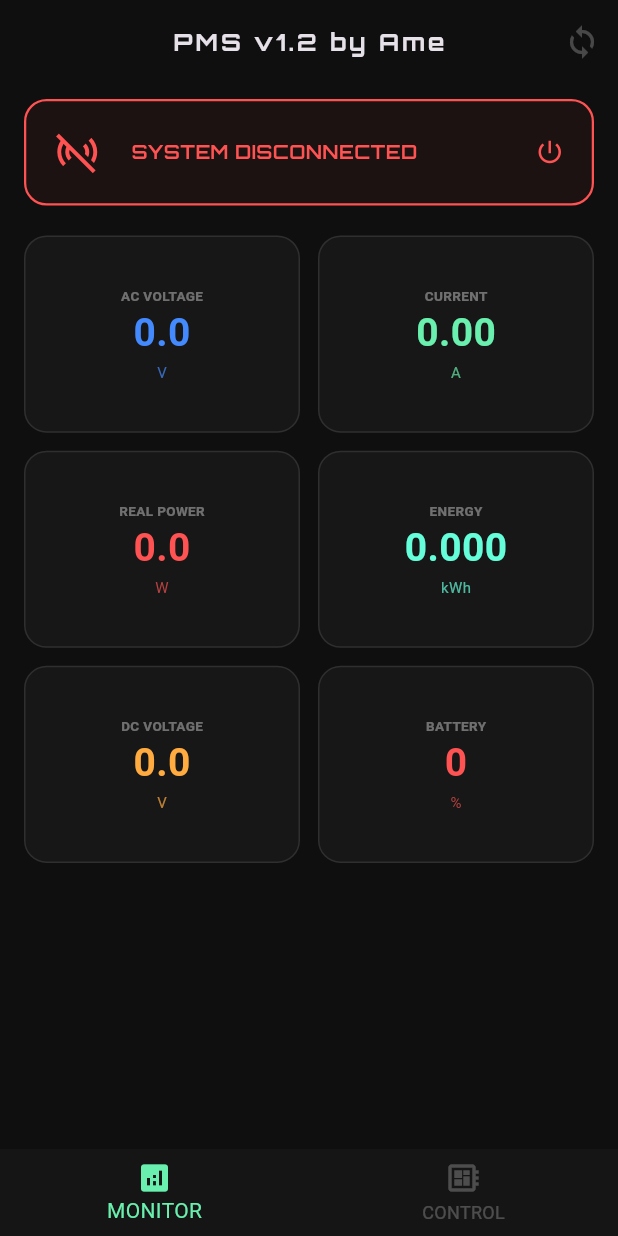
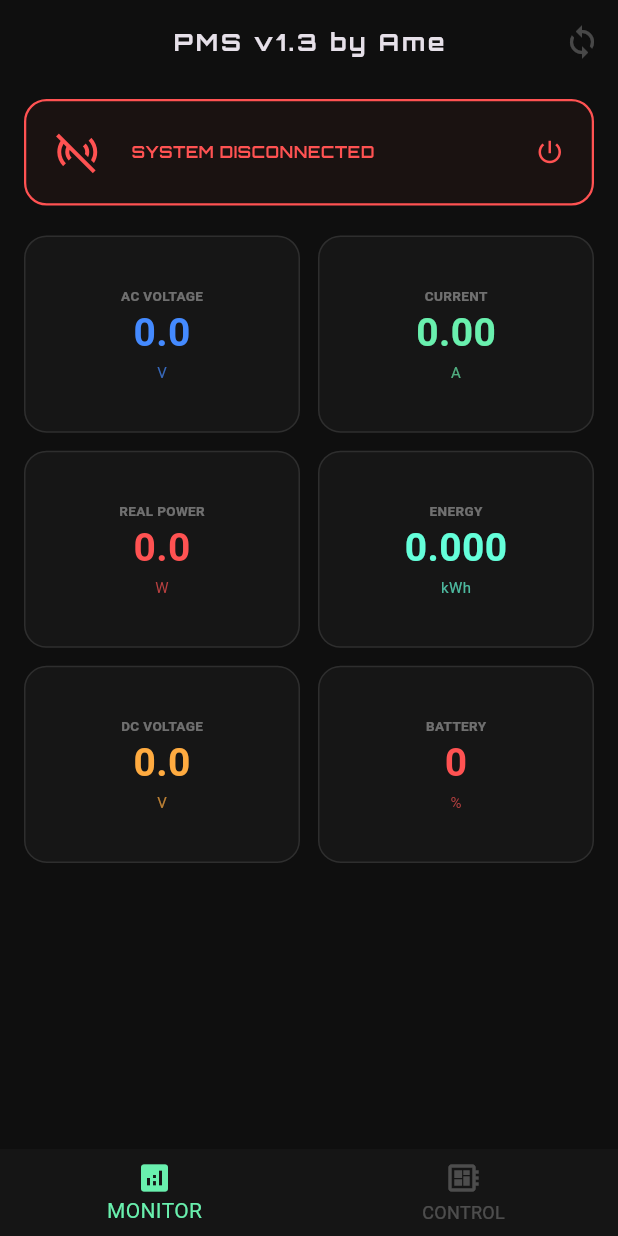
Before and after one commit to ramaariw/PMS-flutter-esp32, a Flutter app: the screen it shows after launch, on a phone screen of 412 x 824 dp. Run offline on Flutter 3.47's test engine with Material 3 defaults, Android fonts, the phone set to English and light mode, and no system bars; our stand-ins replace google_fonts; missing offline and left inert: mqtt_client; statements that could not run were skipped.

Commit message:
update monitoring screen dart

```diff
--- a/lib/screens/monitoring_screen.dart
+++ b/lib/screens/monitoring_screen.dart
@@ -14,7 +14,7 @@ class MonitoringScreen extends StatelessWidget {
           backgroundColor: Colors.transparent,
           appBar: AppBar(
             title: Text(
-              "PMS v1.2 by Ame",
+              "PMS v1.3 by Ame",
               style: GoogleFonts.orbitron(
                 fontSize: 16,
                 letterSpacing: 2,
@@ -113,7 +113,6 @@ class MonitoringScreen extends StatelessWidget {
     bool loading = powerData.isLoading;
 
     return InkWell(
-      // INI DIA: Tambahin onTap biar bisa diklik buat toggle koneksi
       onTap: loading ? null : () => powerData.toggleConnection(),
       borderRadius: BorderRadius.circular(15),
       child: AnimatedContainer(
@@ -122,8 +121,8 @@ class MonitoringScreen extends StatelessWidget {
         decoration: BoxDecoration(
           color:
               connected
-                  ? Colors.green.withOpacity(0.05)
-                  : Colors.red.withOpacity(0.05),
+                  ? Colors.green.withValues(alpha: 0.05)
+                  : Colors.red.withValues(alpha: 0.05),
           borderRadius: BorderRadius.circular(15),
           border: Border.all(
             color: connected ? Colors.greenAccent : Colors.redAccent,
@@ -132,7 +131,7 @@ class MonitoringScreen extends StatelessWidget {
           boxShadow: [
             if (connected)
               BoxShadow(
-                color: Colors.greenAccent.withOpacity(0.1),
+                color: Colors.greenAccent.withValues(alpha: 0.1),
                 blurRadius: 10,
                 spreadRadius: 1,
               ),
@@ -140,7 +139,6 @@ class MonitoringScreen extends StatelessWidget {
         ),
         child: Row(
           children: [
-            // Kalau lagi loading (lagi usaha konek), tampilin muter-muter
             loading
                 ? const SizedBox(
                   width: 32,
@@ -165,7 +163,7 @@ class MonitoringScreen extends StatelessWidget {
                     style: GoogleFonts.orbitron(
                       color: connected ? Colors.greenAccent : Colors.redAccent,
                       fontWeight: FontWeight.bold,
-                      fontSize: 13,
+                      fontSize: 11,
                     ),
                   ),
                   if (connected)
@@ -179,7 +177,6 @@ class MonitoringScreen extends StatelessWidget {
                 ],
               ),
             ),
-            // Indikator tombol power di pojok kanan header
             Icon(
               Icons.power_settings_new,
               color: connected ? Colors.greenAccent : Colors.redAccent,
@@ -194,7 +191,7 @@ class MonitoringScreen extends StatelessWidget {
   Widget _buildDataCard(String label, String value, String unit, Color color) {
     return Container(
       decoration: BoxDecoration(
-        color: Colors.white.withOpacity(0.03),
+        color: Colors.white.withValues(alpha: 0.03),
         borderRadius: BorderRadius.circular(15),
         border: Border.all(color: Colors.white10),
       ),
@@ -219,7 +216,7 @@ class MonitoringScreen extends StatelessWidget {
           ),
           Text(
             unit,
-            style: TextStyle(color: color.withOpacity(0.7), fontSize: 10),
+            style: TextStyle(color: color.withValues(alpha: 0.7), fontSize: 10),
           ),
         ],
       ),
```
